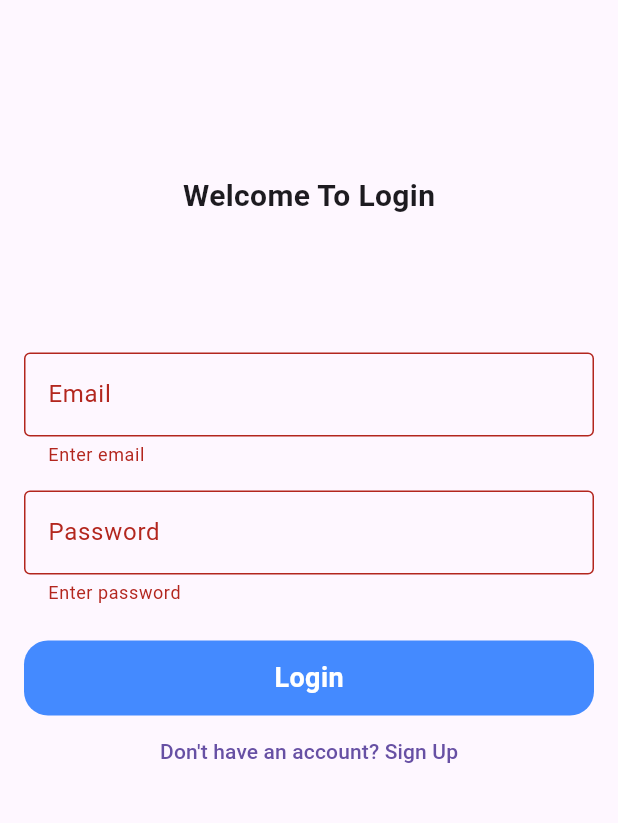
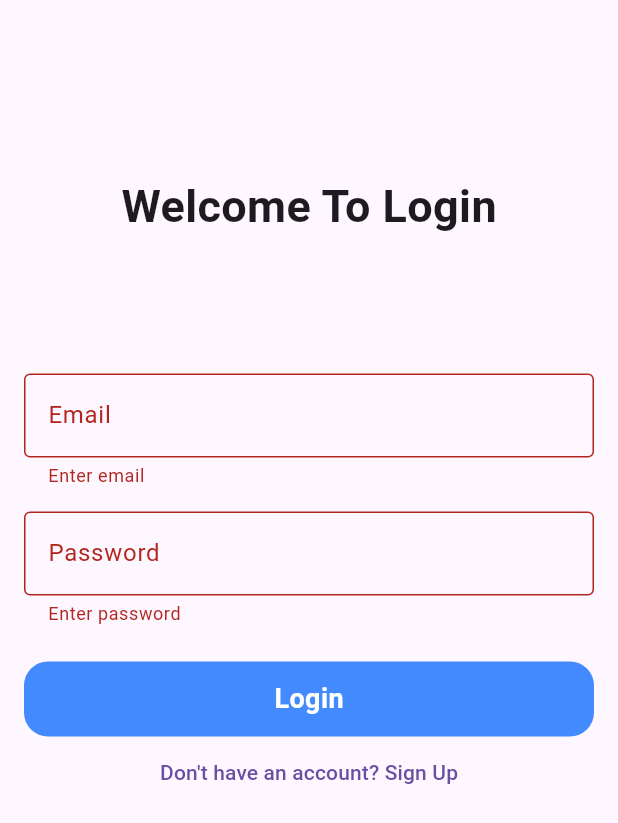
Before and after one commit to shakil3245/Journal-App, a Flutter app: the screen it shows after launch, after a tap on "Login", on a phone screen of 412 x 824 dp. Shown: the top 823 px of the screen. Run offline on Flutter 3.47's test engine with Material 3 defaults, Android fonts, the phone set to English and light mode, and no system bars; our stand-ins replace flutter_spinkit, get, shared_preferences; network calls fail.

Commit message:
another commit

```diff
--- a/lib/app/View/Auth Screens/loginScreen.dart
+++ b/lib/app/View/Auth Screens/loginScreen.dart
@@ -19,6 +19,7 @@ class LoginScreen extends StatelessWidget {
   final TextEditingController passwordController = TextEditingController();
 
   @override
+
   Widget build(BuildContext context) {
     return Scaffold(
 
@@ -29,7 +30,7 @@ class LoginScreen extends StatelessWidget {
           child: Column(
             children: [
               SizedBox(height: 100),
-              Text("Welcome To Login",style: TextStyle(fontSize: 20,fontWeight:FontWeight.bold),),
+              Text("Welcome To Login",style: TextStyle(fontSize: 30,fontWeight:FontWeight.bold),),
               SizedBox(height: 90),
 
               TextFormField(
--- a/lib/app/View/User/addJournalByUser.dart
+++ b/lib/app/View/User/addJournalByUser.dart
@@ -35,7 +35,10 @@ class PostPage extends StatelessWidget {
                 controller.createPost(
                   titleController.text.toString(),
                   descriptionController.text.toString(),
+
                 );
+                titleController.clear();
+                descriptionController.clear();
               },
                 child: customButton(buttonName: "Post",))),
           ],
--- /dev/null
+++ b/lib/app/View/splashScreen.dart
@@ -0,0 +1,33 @@
+import 'package:flutter/cupertino.dart';
+import 'package:flutter/material.dart';
+import 'package:flutter_spinkit/flutter_spinkit.dart';
+import 'package:get/get_core/src/get_main.dart';
+import 'package:get/get_instance/src/extension_instance.dart';
+
+import '../controller/authController.dart';
+
+class SplashScreen extends StatelessWidget {
+  final authController = Get.put(AuthController());
+
+  @override
+  Widget build(BuildContext context) {
+    Future.delayed(Duration(seconds: 1), () {
+      authController.checkLogin();
+    });
+
+    return Scaffold(
+      backgroundColor: Colors.blueAccent,
+      body: Center(child: Column(
+        crossAxisAlignment: CrossAxisAlignment.center,
+        mainAxisAlignment: MainAxisAlignment.center,
+        children: [
+          Text("Welcome",style: TextStyle(fontSize: 25,fontWeight: FontWeight.bold),),
+         SpinKitRotatingCircle(
+          color: Colors.white,
+          size: 50.0,
+        ),
+        ],
+      )),
+    );
+  }
+}
--- a/lib/app/controller/authController.dart
+++ b/lib/app/controller/authController.dart
@@ -5,7 +5,7 @@ import 'package:shared_preferences/shared_preferences.dart';
 import '../API_services/apiServices.dart';
 import '../API_services/tokenStorage.dart';
 import '../View/Auth Screens/loginScreen.dart';
-import '../View/User/UserDashboard.dart';
+import '../View/User/UserHomeScreen.dart';
 import '../View/admin/AdminDashboard.dart';
 
 class AuthController extends GetxController {
@@ -28,7 +28,7 @@ class AuthController extends GetxController {
 
       if (response.statusCode == 200 || response.statusCode == 201) {
         Get.snackbar("Success", "Registration successful");
-        Get.back();
+        Get.offAll(LoginScreen());
       } else {
         Get.snackbar("Error", data['message'] ?? "Registration failed");
       }
@@ -55,7 +55,7 @@ class AuthController extends GetxController {
       if (result.role == 'admin') {
         Get.offAll(() => AdminDashboard());
       } else {
-        Get.offAll(() => UserDashboard());
+        Get.offAll(() => UserHomeScreen());
       }
     } else {
       Get.snackbar("Error", "Invalid credentials");
@@ -73,7 +73,7 @@ class AuthController extends GetxController {
       if (savedRole == 'admin') {
         Get.offAll(() => AdminDashboard());
       } else {
-        Get.offAll(() => UserDashboard());
+        Get.to( UserHomeScreen());
       }
     } else {
       Get.offAll(() => LoginScreen());
--- a/lib/main.dart
+++ b/lib/main.dart
@@ -4,6 +4,7 @@ import 'package:get/get_core/src/get_main.dart';
 import 'package:get/get_instance/src/extension_instance.dart';
 import 'package:get/get_navigation/src/root/get_material_app.dart';
 
+import 'app/View/splashScreen.dart';
 import 'app/controller/authController.dart';
 
 void main() {
@@ -11,7 +12,7 @@ void main() {
 }
 
 class MyApp extends StatelessWidget {
-  final authController = Get.put(AuthController());
+
 
   @override
   Widget build(BuildContext context) {
@@ -21,18 +22,3 @@ class MyApp extends StatelessWidget {
     );
   }
 }
-
-class SplashScreen extends StatelessWidget {
-  final authController = Get.find<AuthController>();
-
-  @override
-  Widget build(BuildContext context) {
-    Future.delayed(Duration(seconds: 2), () {
-      authController.checkLogin();
-    });
-
-    return Scaffold(
-      body: Center(child: CircularProgressIndicator()),
-    );
-  }
-}
--- a/pubspec.yaml
+++ b/pubspec.yaml
@@ -37,6 +37,7 @@ dependencies:
   http: ^1.6.0
   get: ^4.7.3
   shared_preferences: ^2.5.4
+  flutter_spinkit: ^5.2.2
 
 dev_dependencies:
   flutter_test:
```
Also changed, not shown: lib/app/API_services/apiServices.dart (+3 -7 lines), lib/app/View/User/UserDashboard.dart (deleted, +0 -97 lines), lib/app/View/User/UserHomeScreen.dart (added, +98 -0 lines), lib/app/View/User/alternativeway/UserDashboard.dart (added, +100 -0 lines), lib/app/controller/journalController.dart (+45 -19 lines), pubspec.lock, 3 other files.
